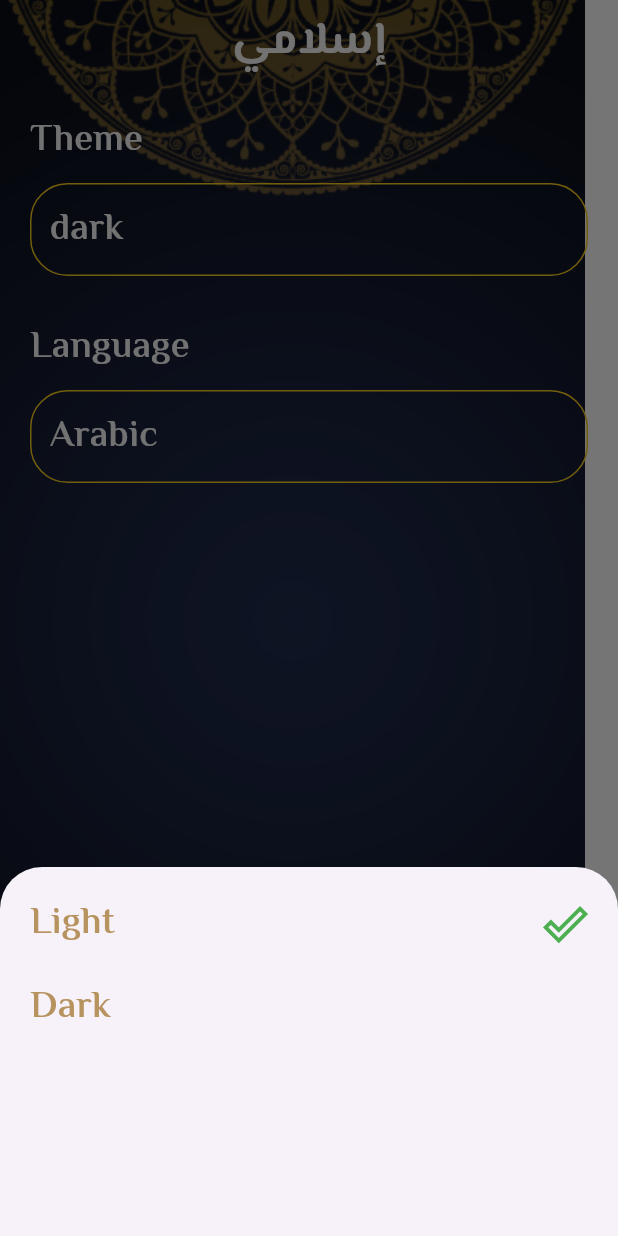
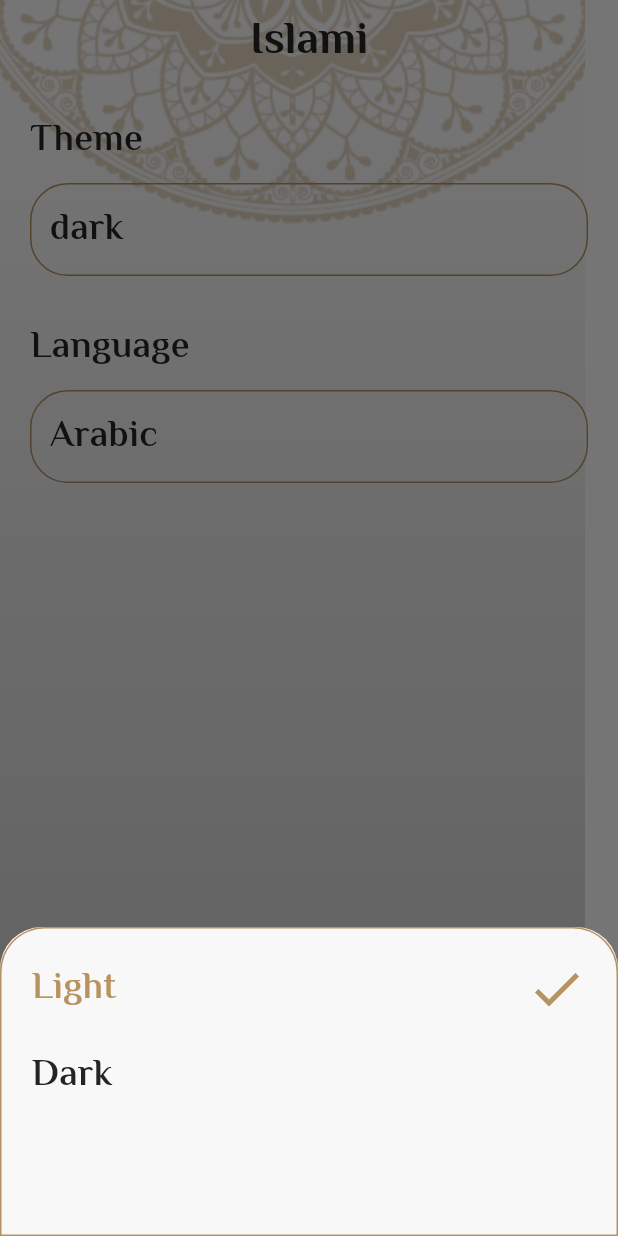
Before and after one commit to RanaGebril/islami, a Flutter app: the screen it shows after launch, item 5 of the bottom bar chosen, after a tap on "dark", on a phone screen of 412 x 824 dp. Run offline on Flutter 3.47's test engine with Material 3 defaults, Android fonts, the phone set to English and light mode, and no system bars; our stand-ins replace google_fonts.

Commit message:
taps ui theme mode

```diff
--- a/lib/Home.dart
+++ b/lib/Home.dart
@@ -1,11 +1,13 @@
 import 'package:flutter/material.dart';
 import 'package:google_fonts/google_fonts.dart';
 import 'package:islami/APP_colors.dart';
+import 'package:islami/provider/my_provider.dart';
 import 'package:islami/tabs/Ahadeth_tab.dart';
 import 'package:islami/tabs/Quran_tab.dart';
 import 'package:islami/tabs/Radio_tab.dart';
 import 'package:islami/tabs/Sebha_tab.dart';
 import 'package:islami/tabs/Setting_tab.dart';
+import 'package:provider/provider.dart';
 
 class HomeScreen extends StatefulWidget {
   static const String routeName = "home";
@@ -17,17 +19,18 @@ class HomeScreen extends StatefulWidget {
 
 class _HomeScreenState extends State<HomeScreen> {
   int selectedIndex = 0;
-  bool _isDarkTheme = true;
   @override
   Widget build(BuildContext context) {
+    var provider_object = Provider.of<MyProvider>(context);
     return Stack(
       children: [
-        Image.asset(_isDarkTheme?"assets/images/home_dark_background.png"
+        Image.asset(provider_object.APPTheme == ThemeMode.dark?
+        "assets/images/home_dark_background.png"
         :"assets/images/bg3.png"
         ),
         Scaffold(
           appBar: AppBar(
-            title: Text("إسلامي"),
+            title: Text("Islami"),
           ),
           bottomNavigationBar: BottomNavigationBar(
               currentIndex: selectedIndex,
--- a/lib/botttom_sheets/Theme_bottom_sheet.dart
+++ b/lib/botttom_sheets/Theme_bottom_sheet.dart
@@ -1,4 +1,7 @@
 import 'package:flutter/material.dart';
+import 'package:islami/my_theme_data.dart';
+import 'package:islami/provider/my_provider.dart';
+import 'package:provider/provider.dart';
 
 import '../APP_colors.dart';
 
@@ -7,49 +10,73 @@ class ThemeBottomSheet extends StatelessWidget {
 
   @override
   Widget build(BuildContext context) {
-    return  Padding(
-      padding: const EdgeInsets.all(20),
-      child: Container(
-        height: MediaQuery.of(context).size.height*0.25,
+    var provider_object = Provider.of<MyProvider>(context);
+    return Container(
+      padding: EdgeInsets.all(20),
+      height: MediaQuery.of(context).size.height * 0.25,
+      decoration: BoxDecoration(
+          color: provider_object.APPTheme == ThemeMode.dark
+              ? AppColors.primary_dark
+              : AppColors.whiteColor,
+          borderRadius: BorderRadius.only(
+              topLeft: Radius.circular(30), topRight: Radius.circular(30)),
+          border: Border.all(color: provider_object.APPTheme == ThemeMode.dark
+              ? AppColors.yellowColor
+              : AppColors.primary,
+          )),
       child: Column(
         mainAxisSize: MainAxisSize.min,
         children: [
-            Row(
+          InkWell(
+            onTap: () {
+              provider_object.changeTheme(ThemeMode.light);
+            },
+            child: Row(
               mainAxisAlignment: MainAxisAlignment.spaceBetween,
               children: [
                 Text("Light",
                     style: Theme.of(context)
                         .textTheme
                         .bodyMedium
-                        ?.copyWith(color: AppColors.primary)),
-                Icon(
-                  Icons.done_outline,
-
-                  color: Colors.green,
-                  size: 30,
+                        ?.copyWith(color: provider_object.APPTheme == ThemeMode.dark
+                        ? AppColors.whiteColor
+                        : AppColors.primary,)),
+                provider_object.APPTheme == ThemeMode.dark
+                ?SizedBox()
+                : Icon(
+                  Icons.done,
+                  color: AppColors.primary,
+                  size: 40,
                 )
               ],
+            ),
           ),
           SizedBox(
             height: 20,
           ),
-            Row(
+          InkWell(
+            onTap: () {
+              provider_object.changeTheme(ThemeMode.dark);
+            },
+            child: Row(
               mainAxisAlignment: MainAxisAlignment.spaceBetween,
               children: [
-                Text(
-                    "Dark",
-                    style: Theme.of(context)
-                        .textTheme
-                        .bodyMedium
-                        ?.copyWith(color: AppColors.primary)
+                Text("Dark",
+                    style: Theme.of(context).textTheme.bodyMedium?.copyWith(
+                        color: provider_object.APPTheme == ThemeMode.dark
+                            ? AppColors.yellowColor
+                            : AppColors.blackColor)),
+                provider_object.APPTheme == ThemeMode.dark
+                    ?Icon(
+                  Icons.done,
+                  color: AppColors.yellowColor,
+                  size: 40,
+                )
+                    : SizedBox()
+              ],
             ),
-                // Icon(Icons.done_outline,
-                //   color: Colors.green,
-                //   size: 30,)
-              ],
           )
         ],
-        ),
       ),
     );
   }
--- a/lib/main.dart
+++ b/lib/main.dart
@@ -4,9 +4,14 @@ import 'package:islami/Home.dart';
 import 'package:islami/Sura_details_screen.dart';
 import 'package:islami/hadeth_details_screen.dart';
 import 'package:islami/my_theme_data.dart';
+import 'package:islami/provider/my_provider.dart';
+import 'package:provider/provider.dart';
 
 void main() {
-  runApp(MyApp());
+  runApp(ChangeNotifierProvider
+    (
+    create: (context) => MyProvider(),
+      child: MyApp()));
 }
 
 class MyApp extends StatelessWidget {
@@ -15,9 +20,10 @@ class MyApp extends StatelessWidget {
   // This widget is the root of your application.
   @override
   Widget build(BuildContext context) {
+    var provider_object = Provider.of<MyProvider>(context);
     return MaterialApp(
      debugShowCheckedModeBanner: false,
-      themeMode: ThemeMode.dark,
+      themeMode:provider_object.APPTheme,
       theme: MyThemeData.light_theme,
       darkTheme: MyThemeData.dark_theme,
       initialRoute: HomeScreen.routeName,
--- /dev/null
+++ b/lib/provider/my_provider.dart
@@ -0,0 +1,9 @@
+import 'package:flutter/material.dart';
+
+class MyProvider extends ChangeNotifier {
+  ThemeMode APPTheme = ThemeMode.light;
+  changeTheme(ThemeMode themeMode) {
+    APPTheme = themeMode;
+    notifyListeners();
+  }
+}
--- a/lib/tabs/Quran_tab.dart
+++ b/lib/tabs/Quran_tab.dart
@@ -2,6 +2,8 @@ import 'package:flutter/material.dart';
 import 'package:google_fonts/google_fonts.dart';
 import 'package:islami/Sura_details_screen.dart';
 import 'package:islami/Sura_model.dart';
+import 'package:islami/provider/my_provider.dart';
+import 'package:provider/provider.dart';
 import '../APP_colors.dart';
 
 class QuranTab extends StatefulWidget {
@@ -248,6 +250,7 @@ class _QuranTabState extends State<QuranTab> {
 
   @override
   Widget build(BuildContext context) {
+    var provider_object = Provider.of<MyProvider>(context);
     return Stack(
       children: [
         Container(
@@ -322,7 +325,9 @@ class _QuranTabState extends State<QuranTab> {
           bottom: 0,
           height: 469,
           child: Container(
-            color: AppColors.primary,
+            color: provider_object.APPTheme==ThemeMode.dark
+                ?AppColors.yellowColor
+                :AppColors.primary,
             width: 3,
           ),
         )
--- a/lib/tabs/Setting_tab.dart
+++ b/lib/tabs/Setting_tab.dart
@@ -2,12 +2,15 @@ import 'package:flutter/material.dart';
 import 'package:islami/APP_colors.dart';
 import 'package:islami/botttom_sheets/Theme_bottom_sheet.dart';
 import 'package:islami/botttom_sheets/language_bottom_sheet.dart';
+import 'package:islami/provider/my_provider.dart';
+import 'package:provider/provider.dart';
 
 class SettingTab extends StatelessWidget {
   const SettingTab({super.key});
 
   @override
   Widget build(BuildContext context) {
+    var provider_object = Provider.of<MyProvider>(context);
     return Padding(
       padding: const EdgeInsets.all(20),
       child: Column(
@@ -36,7 +39,9 @@ class SettingTab extends StatelessWidget {
               decoration: BoxDecoration(
                   borderRadius: BorderRadius.circular(25),
                   border: Border.all(
-                    color: AppColors.yellowColor,
+                    color: provider_object.APPTheme == ThemeMode.dark
+                      ? AppColors.yellowColor
+                      : AppColors.primary,
                   )),
               child: Text(
                 "dark",
@@ -68,7 +73,9 @@ class SettingTab extends StatelessWidget {
               decoration: BoxDecoration(
                   borderRadius: BorderRadius.circular(25),
                   border: Border.all(
-                    color: AppColors.yellowColor,
+                    color: provider_object.APPTheme == ThemeMode.dark
+                        ? AppColors.yellowColor
+                        : AppColors.primary,
                   )),
               child: Text(
                 "Arabic",
--- a/pubspec.yaml
+++ b/pubspec.yaml
@@ -37,6 +37,7 @@ dependencies:
   cupertino_icons: ^1.0.6
   flutter_native_splash: ^2.4.1
   google_fonts: ^6.2.1
+  provider: ^6.1.2
 
 dev_dependencies:
   flutter_test:
```
Also changed, not shown: lib/tabs/Radio_tab.dart (+16 -3 lines), lib/tabs/Sebha_tab.dart (+20 -5 lines), assets/images/body of seb7a dark.png (added), assets/images/head of seb7a dark.png (added), assets/images/x0.2/body of seb7a dark@2x.png (added), assets/images/x0.2/head of seb7a dark@2x.png (added), assets/images/x0.3/body of seb7a dark@3x.png (added), assets/images/x0.3/head of seb7a dark@3x.png (added), pubspec.lock. Lines whose indentation alone changed are shown as unchanged.
